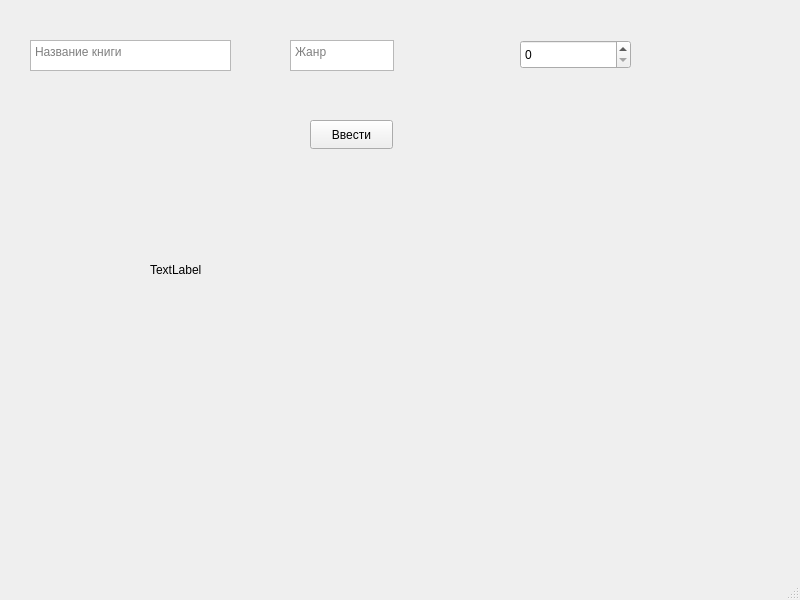
First picture: the form in mainwindow.ui, repository StepanRyabcev/book, before the edit.
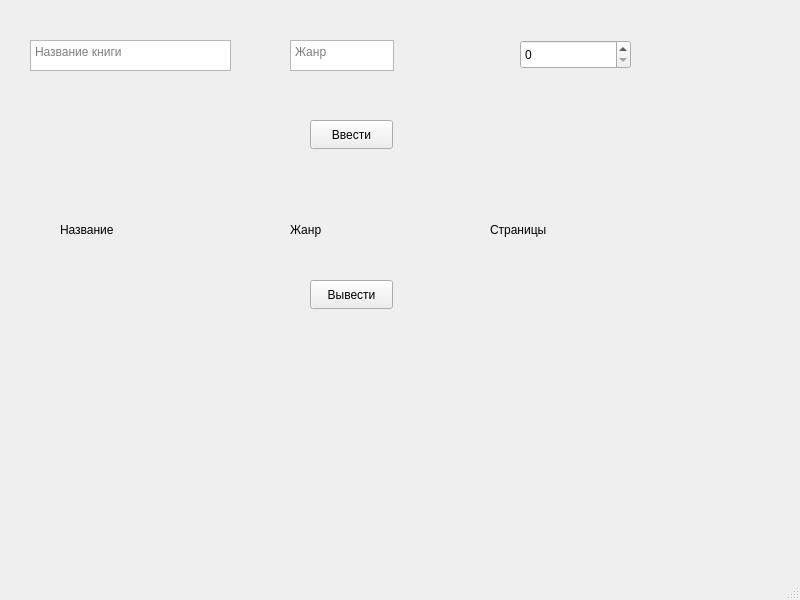
Second picture: the form after the edit.

Commit message: Class object out in gui

```diff
--- a/mainwindow.ui
+++ b/mainwindow.ui
@@ -69,14 +69,56 @@
    <widget class="QLabel" name="label">
     <property name="geometry">
      <rect>
-      <x>150</x>
-      <y>260</y>
-      <width>121</width>
+      <x>60</x>
+      <y>220</y>
+      <width>91</width>
       <height>20</height>
      </rect>
     </property>
     <property name="text">
-     <string>TextLabel</string>
+     <string>Название</string>
+    </property>
+   </widget>
+   <widget class="QLabel" name="b_genre_out">
+    <property name="geometry">
+     <rect>
+      <x>290</x>
+      <y>220</y>
+      <width>101</width>
+      <height>20</height>
+     </rect>
+    </property>
+    <property name="text">
+     <string>Жанр</string>
+    </property>
+   </widget>
+   <widget class="QLabel" name="b_str_out">
+    <property name="geometry">
+     <rect>
+      <x>490</x>
+      <y>220</y>
+      <width>81</width>
+      <height>20</height>
+     </rect>
+    </property>
+    <property name="text">
+     <string>Страницы</string>
+    </property>
+   </widget>
+   <widget class="QPushButton" name="get_out">
+    <property name="geometry">
+     <rect>
+      <x>310</x>
+      <y>280</y>
+      <width>83</width>
+      <height>29</height>
+     </rect>
+    </property>
+    <property name="text">
+     <string>Вывести</string>
+    </property>
+    <property name="checkable">
+     <bool>true</bool>
     </property>
    </widget>
   </widget>
```
Left out of the diff: 2 changed lines with no effect on the pictures. The commit also changes 2 other files.
